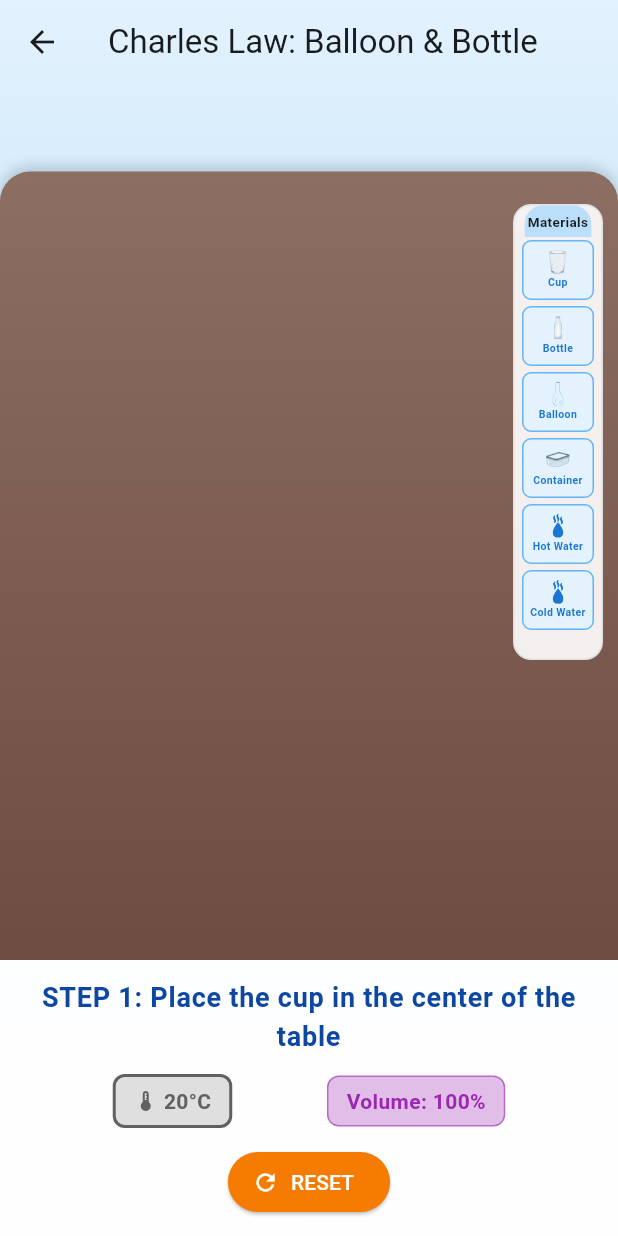
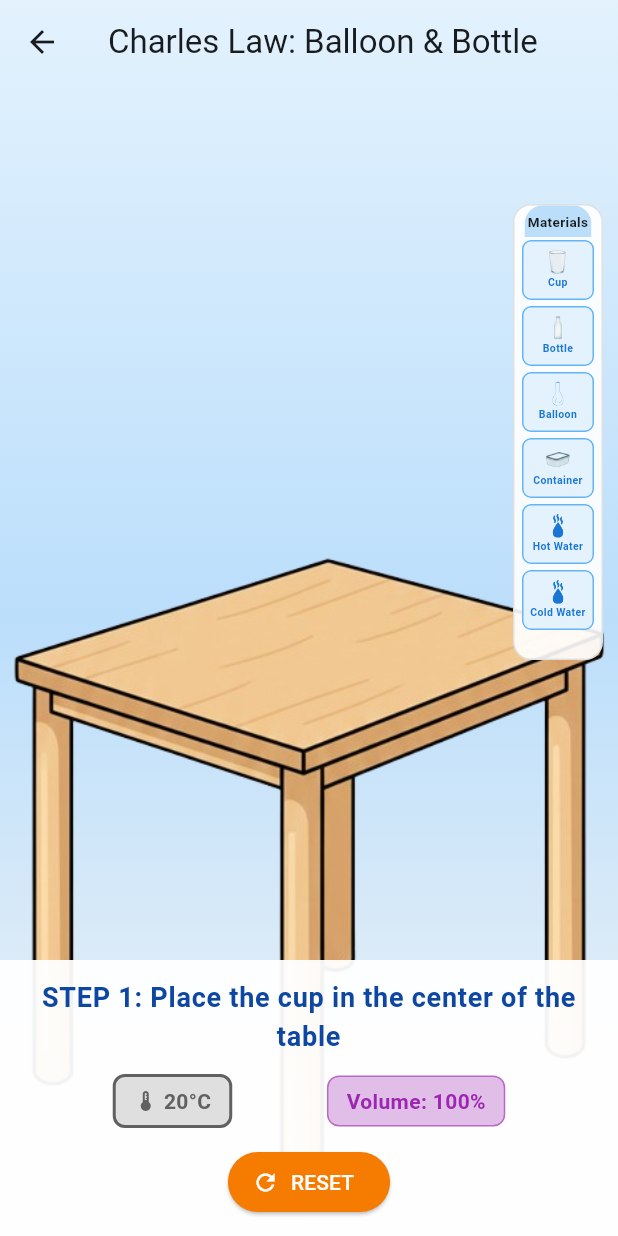
Before and after one commit to Selwynuy/GAS-LAWS, a Flutter app: the BalloonBottleActivity screen opened directly, on a phone screen of 412 x 824 dp. Run offline on Flutter 3.47's test engine with Material 3 defaults, Android fonts, the light colour scheme and no system bars; our stand-ins replace fl_chart, flutter_svg, just_audio, shared_preferences; accounts and stored records are empty.

Commit message:
changed the background to table.png

```diff
--- a/lib/features/charles_law/activities/balloon_bottle/balloon_bottle_activity.dart
+++ b/lib/features/charles_law/activities/balloon_bottle/balloon_bottle_activity.dart
@@ -464,28 +464,15 @@ class _BalloonBottleActivityState extends State<BalloonBottleActivity>
                       children: [
                         // Table surface
                         Positioned.fill(
-                          child: Container(
-                            margin: EdgeInsets.only(top: constraints.maxHeight * 0.1),
-                            decoration: BoxDecoration(
-                              gradient: LinearGradient(
-                                begin: Alignment.topCenter,
-                                end: Alignment.bottomCenter,
-                                colors: [
-                                  Colors.brown.shade400,
-                                  Colors.brown.shade600,
-                                ],
+                          child: Transform.translate(
+                            offset: Offset(0, constraints.maxHeight * 0.4),
+                            child: Container(
+                              decoration: const BoxDecoration(
+                                image: DecorationImage(
+                                  image: AssetImage('assets/charles_law/table.png'),
+                                  fit: BoxFit.contain,
+                                ),
                               ),
-                              borderRadius: const BorderRadius.only(
-                                topLeft: Radius.circular(20),
-                                topRight: Radius.circular(20),
-                              ),
-                              boxShadow: [
-                                BoxShadow(
-                                  color: Colors.black.withOpacity(0.2),
-                                  blurRadius: 8,
-                                  offset: const Offset(0, -2),
-                                ),
-                              ],
                             ),
                           ),
                         ),
```
